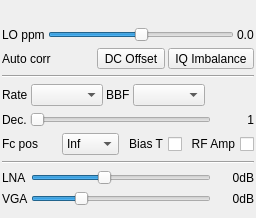
Before: the Qt Designer form plugins/samplesource/hackrf/hackrfgui.ui in f4exb/sdrangel, drawn with Qt 5.
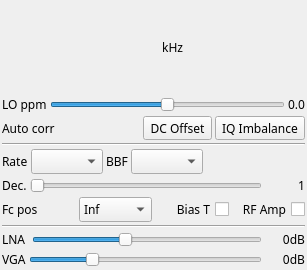
After: the same form once the commit is applied. Custom widgets are drawn as their Qt base class.

Commit message: Font face and size normalization: added missing input interface GUIs

The edit to the form file:
```diff
--- a/plugins/samplesource/hackrf/hackrfgui.ui
+++ b/plugins/samplesource/hackrf/hackrfgui.ui
@@ -6,8 +6,8 @@
    <rect>
     <x>0</x>
     <y>0</y>
-    <width>256</width>
-    <height>218</height>
+    <width>307</width>
+    <height>270</height>
    </rect>
   </property>
   <property name="sizePolicy">
@@ -16,6 +16,12 @@
     <verstretch>0</verstretch>
    </sizepolicy>
   </property>
+  <property name="font">
+   <font>
+    <family>Sans Serif</family>
+    <pointsize>9</pointsize>
+   </font>
+  </property>
   <property name="windowTitle">
    <string>BladeRF</string>
   </property>
@@ -81,6 +87,13 @@
        </property>
       </widget>
      </item>
+     <item>
+      <widget class="QLabel" name="freqUnits">
+       <property name="text">
+        <string> kHz</string>
+       </property>
+      </widget>
+     </item>
      <item>
       <spacer name="freqRightlSpacer">
        <property name="orientation">
@@ -271,7 +284,7 @@
     </layout>
    </item>
    <item>
-    <layout class="QGridLayout" name="gridLayout_fcPos" columnstretch="0,0,0,0,0">
+    <layout class="QGridLayout" name="gridLayout_fcPos" columnstretch="0,0,0,0">
      <property name="spacing">
       <number>3</number>
      </property>
@@ -449,17 +462,17 @@
   </layout>
  </widget>
  <customwidgets>
+  <customwidget>
+   <class>ButtonSwitch</class>
+   <extends>QToolButton</extends>
+   <header>gui/buttonswitch.h</header>
+  </customwidget>
   <customwidget>
    <class>ValueDial</class>
    <extends>QWidget</extends>
    <header>gui/valuedial.h</header>
    <container>1</container>
   </customwidget>
-  <customwidget>
-   <class>ButtonSwitch</class>
-   <extends>QToolButton</extends>
-   <header>gui/buttonswitch.h</header>
-  </customwidget>
  </customwidgets>
  <resources/>
  <connections/>
```
The commit also changes 10 other files.
